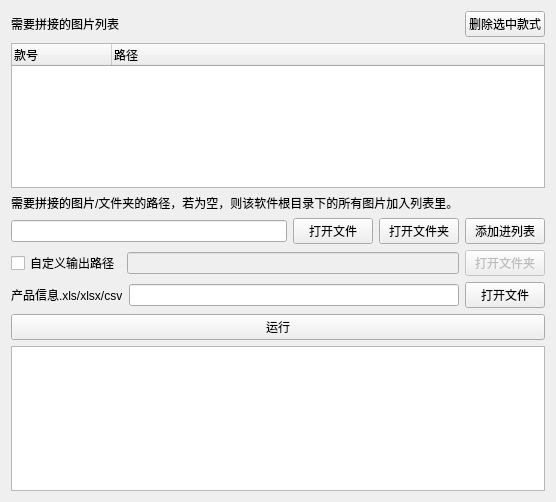
The window that GUI.ui (demishu/image_piecer) describes before a commit, drawn with Qt 5.
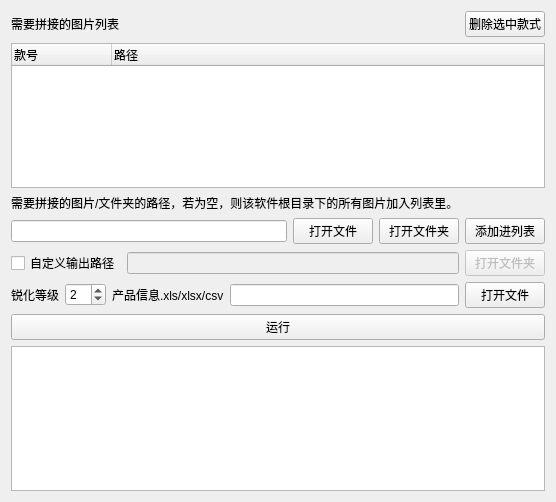
The same window after the commit.

Patch:
```diff
--- a/GUI.ui
+++ b/GUI.ui
@@ -129,7 +129,21 @@
        <item>
         <layout class="QHBoxLayout" name="horizontalLayout_4">
          <item>
-          <widget class="QLabel" name="label_3">
+          <widget class="QLabel" name="enhance_label">
+           <property name="text">
+            <string>锐化等级</string>
+           </property>
+          </widget>
+         </item>
+         <item>
+          <widget class="QSpinBox" name="enhance_spinBox">
+           <property name="value">
+            <number>2</number>
+           </property>
+          </widget>
+         </item>
+         <item>
+          <widget class="QLabel" name="info_df_label">
            <property name="text">
             <string>产品信息.xls/xlsx/csv</string>
            </property>
```
Left out of the diff: 11 changed lines with no effect on the pictures.
